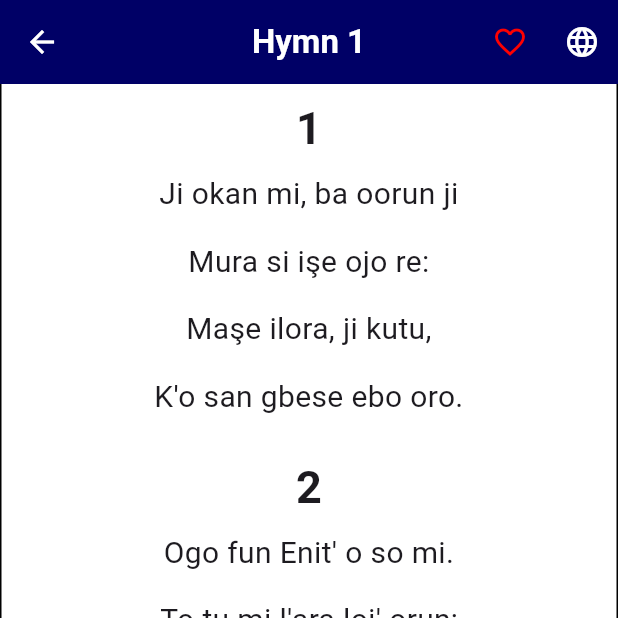
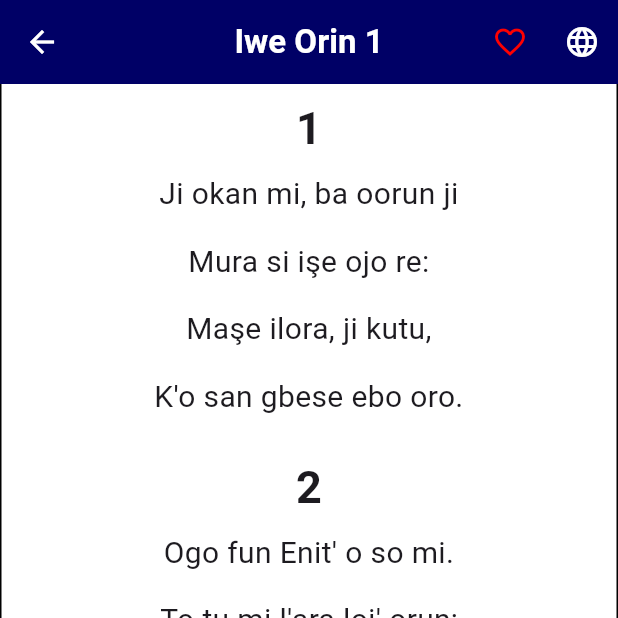
Before and after one commit to Jlvck/gac_hymnal_app, a Flutter app: the HymnViewScreen screen opened directly with empty values, on a phone screen of 412 x 824 dp, the top half of it. Run offline on Flutter 3.47's test engine with Material 2 defaults, Android fonts, the phone set to English and light mode, and no system bars; our stand-ins replace animated_splash_screen, community_material_icon, page_transition, shared_preferences; accounts and stored records are empty; statements that could not run were skipped.

```diff
--- a/lib/screens/hymn_view_screen.dart
+++ b/lib/screens/hymn_view_screen.dart
@@ -2,11 +2,13 @@ import 'package:flutter/material.dart';
 import 'package:provider/provider.dart';
 
 import '../providers/hymn_book_provider.dart';
+import '../providers/language_provider.dart';
 
 import '../widgets/language_popup_menu.dart';
 import '../widgets/hymn_view_widget.dart';
 
 import '../model/hymn.dart';
+import '../model/language_item.dart';
 
 class HymnViewScreen extends StatefulWidget {
   final String id;
@@ -41,7 +43,7 @@ class _HymnViewScreenState extends State<HymnViewScreen> {
         title: FittedBox(
           fit: BoxFit.fill,
           child: Text(
-            "Hymn ${hymnList[pagenumber].id}",
+            checkAppBarTitle(context, hymnList[pagenumber].id),
             softWrap: true,
             overflow: TextOverflow.fade,
             textAlign: TextAlign.center,
@@ -89,4 +91,14 @@ class _HymnViewScreenState extends State<HymnViewScreen> {
       backgroundColor: Colors.white,
     );
   }
+
+  String checkAppBarTitle(BuildContext context, String id) {
+    LanguageItem currentLanguage =
+        Provider.of<LanguageProvider>(context, listen: true).currentItem;
+    if (currentLanguage == LanguageItem.yoruba) {
+      return 'Iwe Orin $id';
+    } else {
+      return 'Hymn $id';
+    }
+  }
 }
```
Also changed, not shown: lib/widgets/hymn_view_widget.dart (+15 -5 lines).
